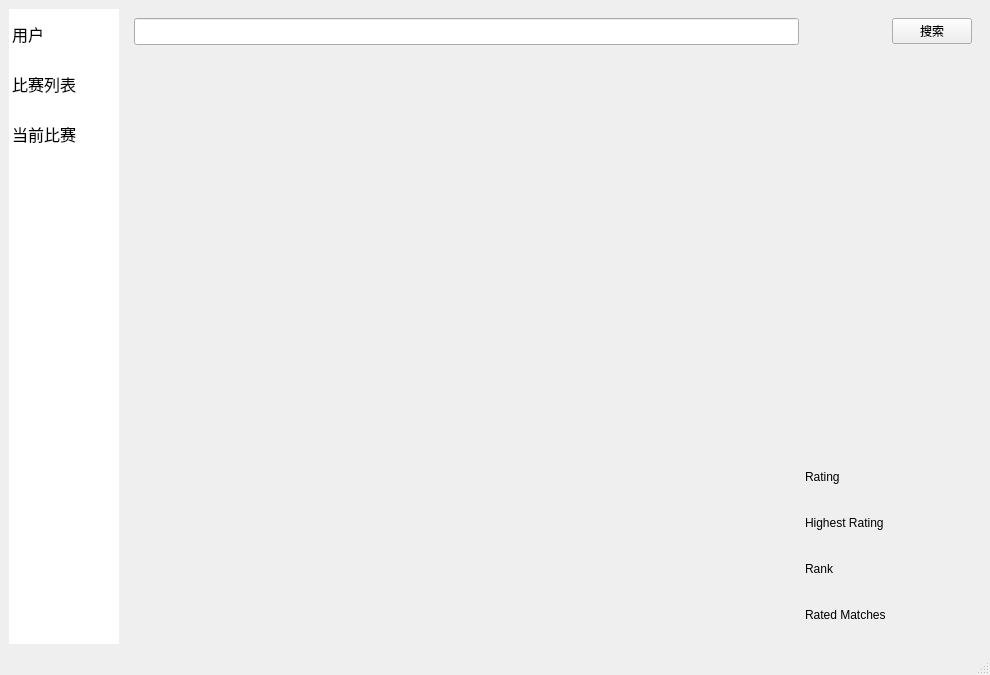
Qt form MainWindow.ui (xiaofu-15191/AtCoder-Contest-Helper) before a commit.
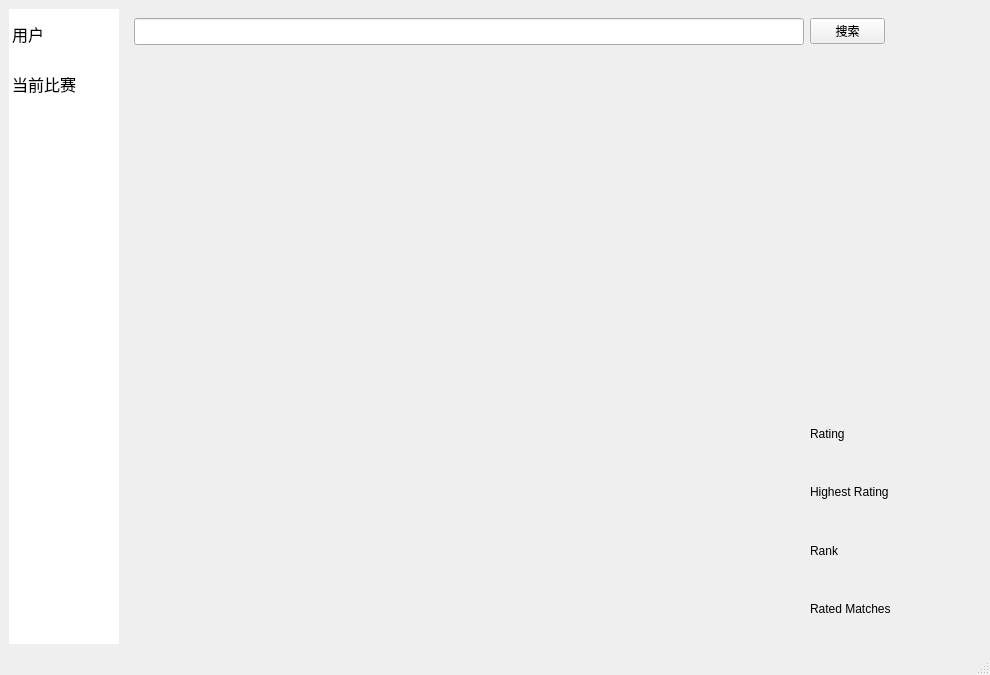
The same form after that commit. Icons and pictures are not drawn. Custom widgets are drawn as their Qt base class.

Commit message: 去除头像，增加状态栏信息。

Diff of the .ui file:
```diff
--- a/MainWindow.ui
+++ b/MainWindow.ui
@@ -78,14 +78,6 @@
           <iconset theme="system-help"/>
          </property>
         </item>
-        <item>
-         <property name="text">
-          <string>比赛列表</string>
-         </property>
-         <property name="icon">
-          <iconset theme="user-home"/>
-         </property>
-        </item>
         <item>
          <property name="text">
           <string>当前比赛</string>
@@ -122,105 +114,45 @@
          <layout class="QGridLayout" name="gridLayout_4">
           <item row="1" column="0">
            <layout class="QGridLayout" name="UserLayout">
-            <item row="1" column="0" rowspan="7">
-             <widget class="QCustomPlot" name="RatingViewPlot" native="true"/>
-            </item>
-            <item row="0" column="0">
-             <widget class="QLineEdit" name="UserNameEdit">
-              <property name="font">
-               <font>
-                <pointsize>12</pointsize>
-               </font>
-              </property>
-             </widget>
-            </item>
-            <item row="0" column="1">
-             <spacer name="horizontalSpacer">
-              <property name="orientation">
-               <enum>Qt::Orientation::Horizontal</enum>
-              </property>
-              <property name="sizeType">
-               <enum>QSizePolicy::Policy::Fixed</enum>
-              </property>
-              <property name="sizeHint" stdset="0">
-               <size>
-                <width>20</width>
-                <height>20</height>
-               </size>
-              </property>
-             </spacer>
-            </item>
-            <item row="0" column="2">
-             <widget class="QPushButton" name="UserNameSearch">
-              <property name="text">
-               <string>搜索</string>
-              </property>
-              <property name="icon">
-               <iconset theme="document-send"/>
-              </property>
-             </widget>
-            </item>
-            <item row="1" column="1" colspan="2">
-             <widget class="QLabel" name="AvatarLabel">
+            <item row="5" column="2">
+             <widget class="QLabel" name="NowRatingLabel2">
               <property name="sizePolicy">
-               <sizepolicy hsizetype="Fixed" vsizetype="Fixed">
+               <sizepolicy hsizetype="Minimum" vsizetype="Preferred">
                 <horstretch>0</horstretch>
                 <verstretch>0</verstretch>
                </sizepolicy>
               </property>
               <property name="minimumSize">
                <size>
-                <width>100</width>
-                <height>100</height>
+                <width>75</width>
+                <height>0</height>
                </size>
               </property>
-              <property name="maximumSize">
-               <size>
-                <width>100</width>
-                <height>100</height>
-               </size>
+              <property name="text">
+               <string/>
               </property>
-              <property name="font">
-               <font>
-                <pointsize>1</pointsize>
-                <kerning>false</kerning>
-               </font>
+              <property name="alignment">
+               <set>Qt::AlignmentFlag::AlignRight|Qt::AlignmentFlag::AlignTrailing|Qt::AlignmentFlag::AlignVCenter</set>
               </property>
-              <property name="styleSheet">
-               <string notr="true">image: url(:/pics/icons/At-Default-Avatar.png);</string>
+             </widget>
+            </item>
+            <item row="6" column="2">
+             <widget class="QLabel" name="MaxmiumRatingLabel2">
+              <property name="sizePolicy">
+               <sizepolicy hsizetype="Minimum" vsizetype="Preferred">
+                <horstretch>0</horstretch>
+                <verstretch>0</verstretch>
+               </sizepolicy>
               </property>
               <property name="text">
                <string/>
               </property>
               <property name="alignment">
-               <set>Qt::AlignmentFlag::AlignCenter</set>
+               <set>Qt::AlignmentFlag::AlignRight|Qt::AlignmentFlag::AlignTrailing|Qt::AlignmentFlag::AlignVCenter</set>
               </property>
              </widget>
             </item>
             <item row="7" column="1">
-             <widget class="QLabel" name="RatedMatchesLabel1">
-              <property name="text">
-               <string>Rated Matches</string>
-              </property>
-             </widget>
-            </item>
-            <item row="7" column="2">
-             <widget class="QLabel" name="RatedMatchesLabel2">
-              <property name="sizePolicy">
-               <sizepolicy hsizetype="Fixed" vsizetype="Preferred">
-                <horstretch>0</horstretch>
-                <verstretch>0</verstretch>
-               </sizepolicy>
-              </property>
-              <property name="text">
-               <string/>
-              </property>
-              <property name="alignment">
-               <set>Qt::AlignmentFlag::AlignRight|Qt::AlignmentFlag::AlignTrailing|Qt::AlignmentFlag::AlignVCenter</set>
-              </property>
-             </widget>
-            </item>
-            <item row="6" column="1">
              <widget class="QLabel" name="RankingLabel1">
               <property name="maximumSize">
                <size>
@@ -233,69 +165,7 @@
               </property>
              </widget>
             </item>
-            <item row="6" column="2">
-             <widget class="QLabel" name="RankingLabel2">
-              <property name="sizePolicy">
-               <sizepolicy hsizetype="Fixed" vsizetype="Preferred">
-                <horstretch>0</horstretch>
-                <verstretch>0</verstretch>
-               </sizepolicy>
-              </property>
-              <property name="text">
-               <string/>
-              </property>
-              <property name="alignment">
-               <set>Qt::AlignmentFlag::AlignRight|Qt::AlignmentFlag::AlignTrailing|Qt::AlignmentFlag::AlignVCenter</set>
-              </property>
-             </widget>
-            </item>
-            <item row="5" column="1">
-             <widget class="QLabel" name="MaxmiumRatingLabel1">
-              <property name="text">
-               <string>Highest Rating</string>
-              </property>
-             </widget>
-            </item>
-            <item row="5" column="2">
-             <widget class="QLabel" name="MaxmiumRatingLabel2">
-              <property name="sizePolicy">
-               <sizepolicy hsizetype="Fixed" vsizetype="Preferred">
-                <horstretch>0</horstretch>
-                <verstretch>0</verstretch>
-               </sizepolicy>
-              </property>
-              <property name="text">
-               <string/>
-              </property>
-              <property name="alignment">
-               <set>Qt::AlignmentFlag::AlignRight|Qt::AlignmentFlag::AlignTrailing|Qt::AlignmentFlag::AlignVCenter</set>
-              </property>
-             </widget>
-            </item>
-            <item row="4" column="1">
-             <widget class="QLabel" name="NowRatingLabel1">
-              <property name="text">
-               <string>Rating</string>
-              </property>
-             </widget>
-            </item>
-            <item row="4" column="2">
-             <widget class="QLabel" name="NowRatingLabel2">
-              <property name="sizePolicy">
-               <sizepolicy hsizetype="Fixed" vsizetype="Preferred">
-                <horstretch>0</horstretch>
-                <verstretch>0</verstretch>
-               </sizepolicy>
-              </property>
-              <property name="text">
-               <string/>
-              </property>
-              <property name="alignment">
-               <set>Qt::AlignmentFlag::AlignRight|Qt::AlignmentFlag::AlignTrailing|Qt::AlignmentFlag::AlignVCenter</set>
-              </property>
-             </widget>
-            </item>
-            <item row="2" column="1" rowspan="2" colspan="2">
+            <item row="1" column="1" rowspan="3" colspan="2">
              <spacer name="verticalSpacer">
               <property name="orientation">
                <enum>Qt::Orientation::Vertical</enum>
@@ -311,6 +181,106 @@
               </property>
              </spacer>
             </item>
+            <item row="5" column="1">
+             <widget class="QLabel" name="NowRatingLabel1">
+              <property name="text">
+               <string>Rating</string>
+              </property>
+             </widget>
+            </item>
+            <item row="7" column="2">
+             <widget class="QLabel" name="RankingLabel2">
+              <property name="sizePolicy">
+               <sizepolicy hsizetype="Minimum" vsizetype="Preferred">
+                <horstretch>0</horstretch>
+                <verstretch>0</verstretch>
+               </sizepolicy>
+              </property>
+              <property name="text">
+               <string/>
+              </property>
+              <property name="alignment">
+               <set>Qt::AlignmentFlag::AlignRight|Qt::AlignmentFlag::AlignTrailing|Qt::AlignmentFlag::AlignVCenter</set>
+              </property>
+             </widget>
+            </item>
+            <item row="8" column="1">
+             <widget class="QLabel" name="RatedMatchesLabel1">
+              <property name="text">
+               <string>Rated Matches</string>
+              </property>
+             </widget>
+            </item>
+            <item row="0" column="0">
+             <widget class="QLineEdit" name="UserNameEdit">
+              <property name="font">
+               <font>
+                <pointsize>12</pointsize>
+               </font>
+              </property>
+             </widget>
+            </item>
+            <item row="1" column="0" rowspan="8">
+             <widget class="QCustomPlot" name="RatingViewPlot" native="true"/>
+            </item>
+            <item row="4" column="1" colspan="2">
+             <widget class="QLabel" name="UserNameLabel">
+              <property name="maximumSize">
+               <size>
+                <width>16777215</width>
+                <height>44</height>
+               </size>
+              </property>
+              <property name="text">
+               <string/>
+              </property>
+             </widget>
+            </item>
+            <item row="6" column="1">
+             <widget class="QLabel" name="MaxmiumRatingLabel1">
+              <property name="text">
+               <string>Highest Rating</string>
+              </property>
+             </widget>
+            </item>
+            <item row="8" column="2">
+             <widget class="QLabel" name="RatedMatchesLabel2">
+              <property name="sizePolicy">
+               <sizepolicy hsizetype="Minimum" vsizetype="Preferred">
+                <horstretch>0</horstretch>
+                <verstretch>0</verstretch>
+               </sizepolicy>
+              </property>
+              <property name="text">
+               <string/>
+              </property>
+              <property name="alignment">
+               <set>Qt::AlignmentFlag::AlignRight|Qt::AlignmentFlag::AlignTrailing|Qt::AlignmentFlag::AlignVCenter</set>
+              </property>
+             </widget>
+            </item>
+            <item row="0" column="1">
+             <widget class="QPushButton" name="UserNameSearch">
+              <property name="sizePolicy">
+               <sizepolicy hsizetype="Fixed" vsizetype="Fixed">
+                <horstretch>0</horstretch>
+                <verstretch>0</verstretch>
+               </sizepolicy>
+              </property>
+              <property name="maximumSize">
+               <size>
+                <width>75</width>
+                <height>16777215</height>
+               </size>
+              </property>
+              <property name="text">
+               <string>搜索</string>
+              </property>
+              <property name="icon">
+               <iconset theme="document-send"/>
+              </property>
+             </widget>
+            </item>
            </layout>
           </item>
          </layout>
```
Left out of the diff: 13 changed lines with no effect on the pictures. The commit also changes 2 other files.
